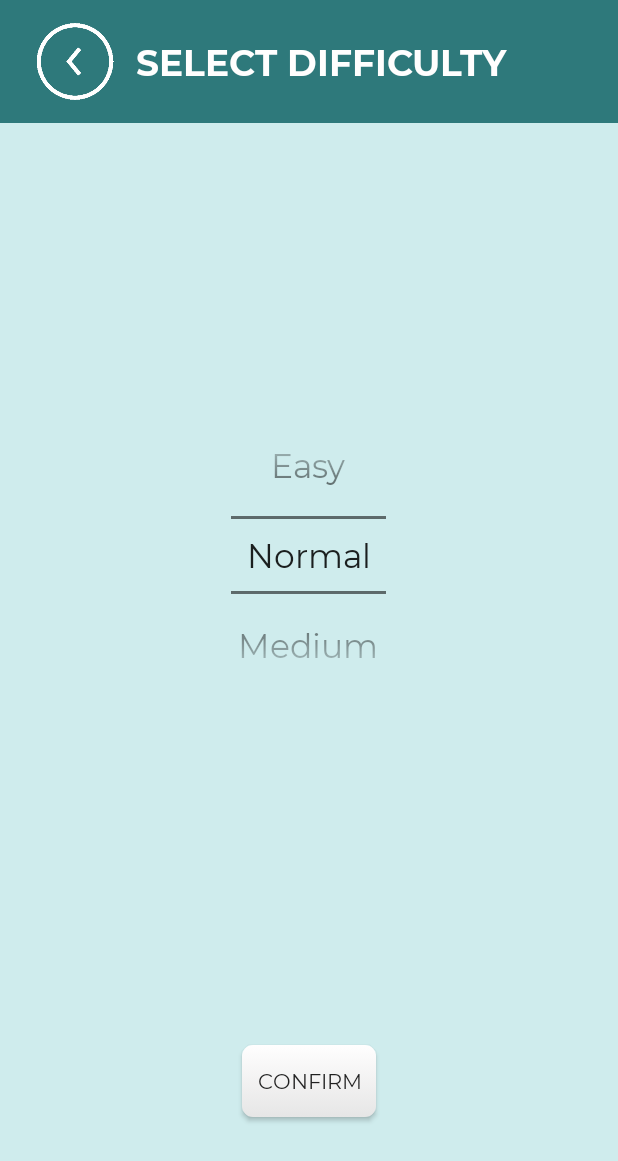
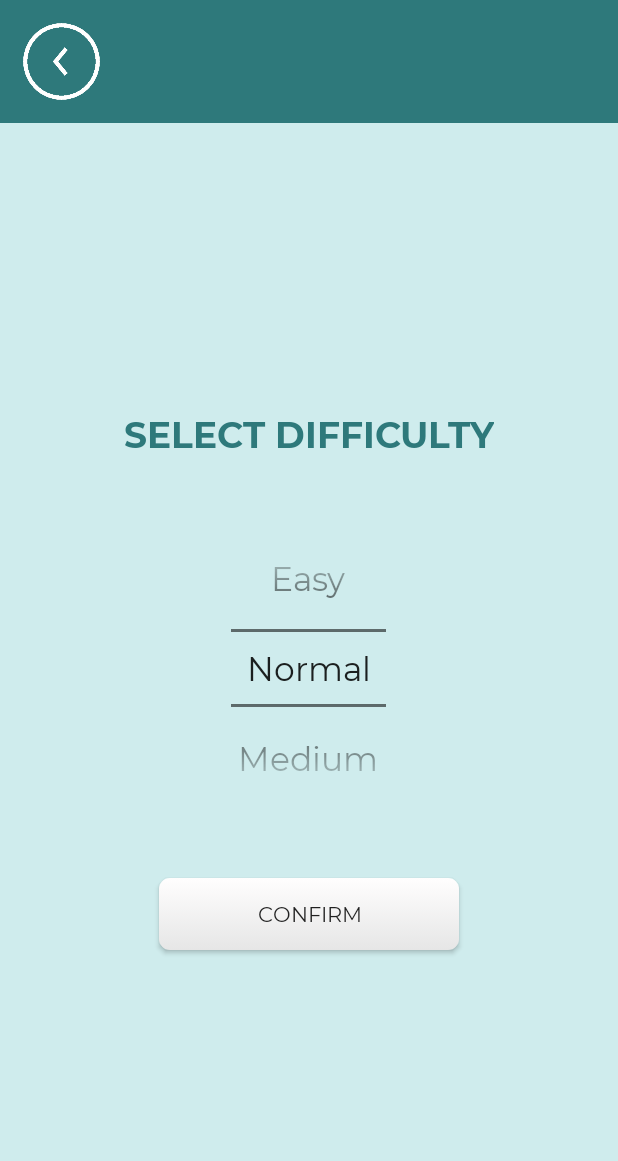
Before and after one commit to ericaoytas/MemoryBlocks, an Android app: the DifficultyActivity screen opened directly, with no data from a screen before it, on a phone screen of 412 x 824 dp. Shown: the top 1161 px of the screen. Run offline under Robolectric (Android 15) with nearby library versions, the phone set to English and light mode, and no system bars.

Commit message:
UI edits

```diff
--- a/app/src/main/AndroidManifest.xml
+++ b/app/src/main/AndroidManifest.xml
@@ -4,7 +4,7 @@
 
     <application
         android:allowBackup="true"
-        android:icon="@mipmap/ic_launcher"
+        android:icon="@drawable/app_icon_144p"
         android:label="@string/app_name"
         android:roundIcon="@mipmap/ic_launcher_round"
         android:supportsRtl="true"
@@ -29,6 +29,10 @@
             android:configChanges="orientation"
             android:screenOrientation="portrait"
             android:parentActivityName=".MainActivity"/>
+        <activity android:name=".PauseActivity"
+            android:configChanges="orientation"
+            android:screenOrientation="portrait"
+            android:parentActivityName=".GamePlayActivity"/>
     </application>
 
 </manifest>
--- a/app/src/main/res/layout/activity_difficulty.xml
+++ b/app/src/main/res/layout/activity_difficulty.xml
@@ -18,42 +18,44 @@
             android:textSize="24sp"
             android:textColor="@color/colorWhite"
             android:fontFamily="@font/montserrat_bold"
-            android:text="@string/select_difficulty_string"
+            android:text=""
             android:gravity="center"/>
         <ImageView
             android:layout_width="100dp"
             android:layout_height="match_parent"
+            android:scaleType="fitStart"
             android:padding="15dp"
-            android:scaleType="fitCenter"
             android:src="@drawable/back_arrow_blue"
             android:onClick="goBackToHomeScreen"/>
     </FrameLayout>
-
-    <FrameLayout
+    <LinearLayout
         android:layout_width="match_parent"
         android:layout_height="0dp"
-        android:layout_weight="70">
+        android:layout_weight="90"
+        android:gravity="center"
+        android:orientation="vertical">
+        <TextView
+            android:layout_width="wrap_content"
+            android:layout_height="wrap_content"
+            android:text="@string/select_difficulty_string"
+            android:textSize="24dp"
+            android:fontFamily="@font/montserrat_bold"
+            android:textColor="@color/colorMurkyWater"/>
         <NumberPicker
+            android:layout_margin="50dp"
             android:id="@+id/difficulty_picker"
             android:theme="@style/NumberPickerText"
             android:descendantFocusability="blocksDescendants"
             android:layout_width="wrap_content"
-            android:layout_height="wrap_content"
-            android:layout_gravity="center"/>
-    </FrameLayout>
-
-    <FrameLayout
-        android:layout_width="match_parent"
-        android:layout_height="0dp"
-        android:layout_weight="15">
+            android:layout_height="wrap_content" />
         <Button
-            android:layout_width="wrap_content"
+            android:layout_width="200dp"
             android:layout_height="wrap_content"
             android:background="@drawable/button"
             android:fontFamily="@font/montserrat_regular"
-            android:layout_gravity="center"
             android:text="@string/confirm_string"
             android:onClick="difficultyConfirmButtonClicked"/>
-    </FrameLayout>
+    </LinearLayout>
+
 
 </LinearLayout>
--- a/app/src/main/res/layout/activity_help.xml
+++ b/app/src/main/res/layout/activity_help.xml
@@ -10,8 +10,7 @@
     <FrameLayout
         android:layout_width="match_parent"
         android:layout_height="0px"
-        android:layout_weight="10"
-        android:orientation="horizontal">
+        android:layout_weight="10">
 
         <TextView
             android:text="@string/help_string"
@@ -28,7 +27,7 @@
             android:layout_width="100dp"
             android:layout_height="match_parent"
             android:padding="15dp"
-            android:scaleType="fitCenter"
+            android:scaleType="fitStart"
             android:src="@drawable/back_arrow_blue"
             android:onClick="goBackToHomeScreen"/>
     </FrameLayout>
--- a/app/src/main/res/values/colors.xml
+++ b/app/src/main/res/values/colors.xml
@@ -12,5 +12,6 @@
     <color name="colorPeriwinkle">#cfeced</color>
     <color name="colorMurkyWater">#2e797b</color>
     <color name="colorTameBlue">#83ced0</color>
+    <color name="colorStaleGray">#6e7e85</color>
 
 </resources>
--- a/build.gradle
+++ b/build.gradle
@@ -7,7 +7,7 @@ buildscript {
 
     }
     dependencies {
-        classpath 'com.android.tools.build:gradle:3.5.3'
+        classpath 'com.android.tools.build:gradle:3.6.3'
 
         // NOTE: Do not place your application dependencies here; they belong
         // in the individual module build.gradle files
```
Also changed, not shown: app/src/main/java/com/example/memoryblocks/GamePlayActivity.java (+8 -0 lines), app/src/main/java/com/example/memoryblocks/PauseActivity.java (added, +29 -0 lines), app/src/main/res/layout/activity_game_play.xml (+11 -10 lines), app/src/main/res/layout/activity_main.xml (+27 -10 lines), app/src/main/res/layout/activity_pause_game.xml (added, +43 -0 lines), app/src/main/res/values/strings.xml (+7 -0 lines), app/src/main/res/drawable/app_icon_144p.png (added), app/src/main/res/drawable/icon_with_background.png (added), app/src/main/res/drawable/memory_blocks_app_icon.png (added), app/src/main/res/drawable/memory_blocks_title.png (added), gradle/wrapper/gradle-wrapper.properties.
